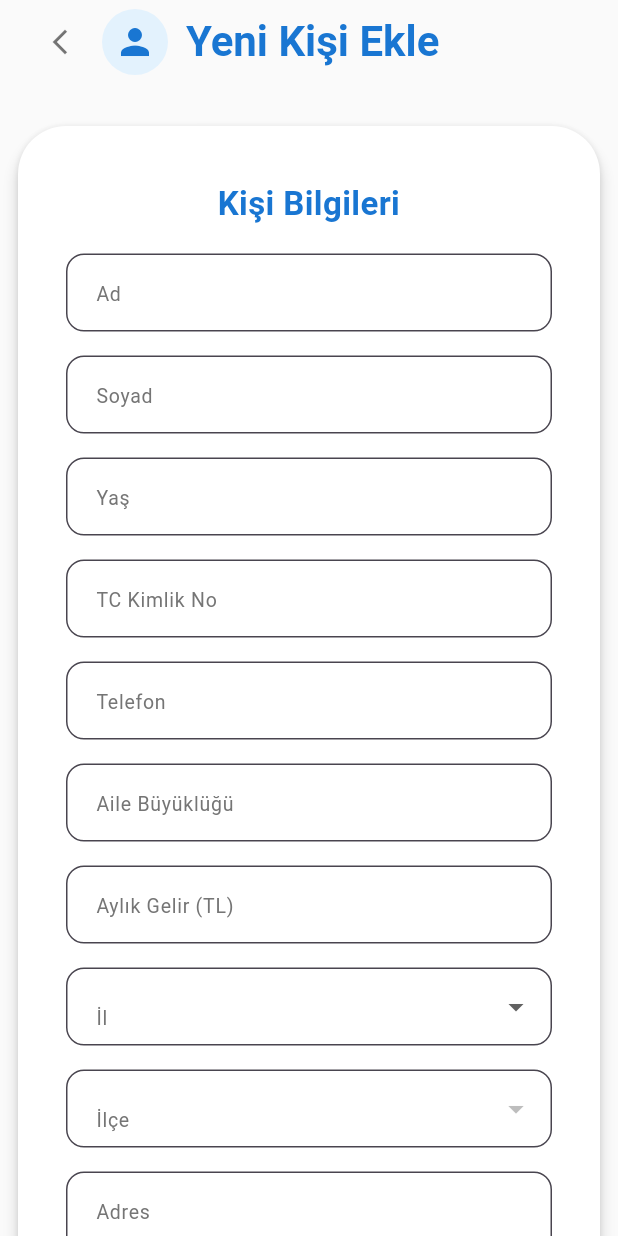
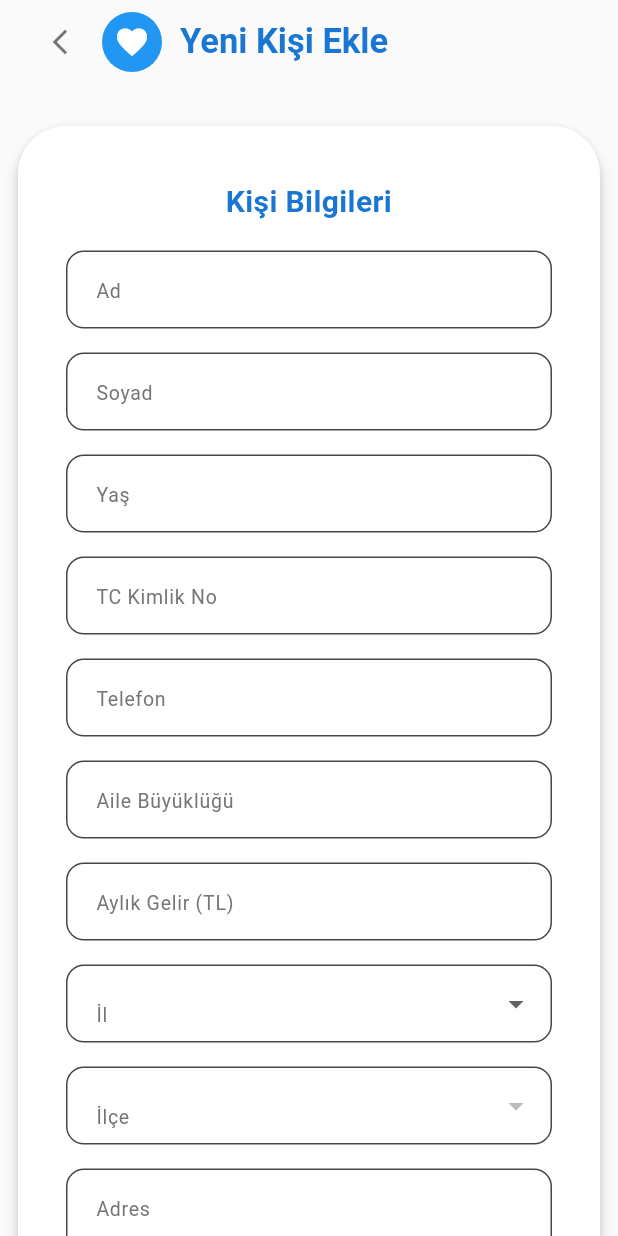
Before and after one commit to AtalhaG/YardimPusulasi, a Flutter app: the YeniKisiEklePage screen opened directly, on a phone screen of 412 x 824 dp. Run offline on Flutter 3.47's test engine with Material 3 defaults, Android fonts, the phone set to English and light mode, and no system bars; our stand-ins replace cloud_firestore, firebase_auth, firebase_core; accounts and stored records are empty.

Commit message:
mobil genel tasarim

```diff
--- a/Mobil/yardimpusulasi/lib/views/login_page.dart
+++ b/Mobil/yardimpusulasi/lib/views/login_page.dart
@@ -80,6 +80,22 @@ class _LoginPageState extends State<LoginPage> {
                 mainAxisSize: MainAxisSize.min,
                 crossAxisAlignment: CrossAxisAlignment.stretch,
                 children: [
+                  Row(
+                    mainAxisAlignment: MainAxisAlignment.center,
+                    crossAxisAlignment: CrossAxisAlignment.center,
+                    children: [
+                      Container(
+                        width: 40,
+                        height: 40,
+                        decoration: const BoxDecoration(
+                          color: Colors.blue,
+                          shape: BoxShape.circle,
+                        ),
+                        child: const Center(
+                          child: Icon(Icons.favorite, color: Colors.white, size: 24),
+                        ),
+                      ),
+                      const SizedBox(width: 8),
                       const Text(
                         'Yardım Pusulası',
                         style: TextStyle(
@@ -88,6 +104,8 @@ class _LoginPageState extends State<LoginPage> {
                           fontWeight: FontWeight.bold,
                         ),
                         textAlign: TextAlign.center,
+                      ),
+                    ],
                   ),
                   const SizedBox(height: 12),
                   const Text(
--- a/Mobil/yardimpusulasi/lib/views/siralama.dart
+++ b/Mobil/yardimpusulasi/lib/views/siralama.dart
@@ -186,7 +186,7 @@ class _SiralamaPageState extends State<SiralamaPage> {
                             style: TextStyle(
                               fontWeight: FontWeight.bold,
                               fontSize: 18,
-                              color: Colors.blue[900],
+                              color: Color(0xFF1976D2), // Mavi başlık
                             ),
                           ),
                         ],
--- a/Mobil/yardimpusulasi/lib/views/yenikisieklepage.dart
+++ b/Mobil/yardimpusulasi/lib/views/yenikisieklepage.dart
@@ -81,10 +81,16 @@ class _YeniKisiEklePageState extends State<YeniKisiEklePage> {
               tooltip: 'Geri Dön',
             ),
             const SizedBox(width: 4),
-            CircleAvatar(
-              radius: 22,
-              backgroundColor: Colors.blue[50],
-              child: Icon(Icons.person, size: 28, color: Colors.blue[700]),
+            Container(
+              width: 40,
+              height: 40,
+              decoration: const BoxDecoration(
+                color: Colors.blue,
+                shape: BoxShape.circle,
+              ),
+              child: const Center(
+                child: Icon(Icons.favorite, color: Colors.white, size: 24),
+              ),
             ),
             const SizedBox(width: 12),
             const Text(
@@ -92,7 +98,7 @@ class _YeniKisiEklePageState extends State<YeniKisiEklePage> {
               style: TextStyle(
                 color: Color(0xFF1976D2),
                 fontWeight: FontWeight.bold,
-                fontSize: 28,
+                fontSize: 23,
               ),
             ),
           ],
@@ -125,7 +131,7 @@ class _YeniKisiEklePageState extends State<YeniKisiEklePage> {
                         style: TextStyle(
                           color: Color(0xFF1976D2),
                           fontWeight: FontWeight.bold,
-                          fontSize: 22,
+                          fontSize: 20,
                         ),
                         textAlign: TextAlign.center,
                       ),
@@ -279,20 +285,25 @@ class _YeniKisiEklePageState extends State<YeniKisiEklePage> {
                             },
                             style: OutlinedButton.styleFrom(
                               foregroundColor: Colors.grey[700],
-                              side: BorderSide(color: Colors.grey[400]!),
+                              side: BorderSide(color: Colors.grey[400]!, width: 1.2),
                               padding: const EdgeInsets.symmetric(
-                                vertical: 16,
-                                horizontal: 28,
+                                vertical: 10,
+                                horizontal: 18,
                               ),
                               shape: RoundedRectangleBorder(
-                                borderRadius: BorderRadius.circular(12),
+                                borderRadius: BorderRadius.circular(10),
                               ),
+                              textStyle: const TextStyle(
+                                fontSize: 15,
+                                fontWeight: FontWeight.w500,
+                              ),
+                              elevation: 0,
                             ),
                             child: const Text("İptal"),
                           ),
-                          const SizedBox(width: 16),
+                          const SizedBox(width: 12),
                           SizedBox(
-                            height: 48,
+                            height: 38,
                             child: ElevatedButton(
                               onPressed: () async {
                                 if (_formKey.currentState!.validate()) {
@@ -359,47 +370,34 @@ class _YeniKisiEklePageState extends State<YeniKisiEklePage> {
                               },
                               style: ElevatedButton.styleFrom(
                                 shape: RoundedRectangleBorder(
-                                  borderRadius: BorderRadius.circular(12),
+                                  borderRadius: BorderRadius.circular(10),
                                 ),
-                                padding: EdgeInsets.zero,
+                                padding: const EdgeInsets.symmetric(
+                                  vertical: 10,
+                                  horizontal: 22,
+                                ),
                                 elevation: 0,
-                                backgroundColor: Colors.transparent,
+                                backgroundColor: const Color(0xFF1976D2),
                                 foregroundColor: Colors.white,
-                                shadowColor: Colors.transparent,
                               ),
-                              child: Ink(
-                                decoration: BoxDecoration(
-                                  gradient: const LinearGradient(
-                                    colors: [
-                                      Color(0xFF1976D2),
-                                      Color(0xFF64B5F6),
-                                    ],
-                                  ),
-                                  borderRadius: BorderRadius.circular(12),
-                                ),
-                                child: Container(
-                                  alignment: Alignment.center,
-                                  height: 48,
                               child: Row(
                                 mainAxisSize: MainAxisSize.min,
                                 children: const [
                                   Icon(
                                     Icons.save,
-                                        size: 20,
+                                    size: 18,
                                     color: Colors.white,
                                   ),
-                                      SizedBox(width: 8),
+                                  SizedBox(width: 6),
                                   Text(
                                     "Kaydet",
                                     style: TextStyle(
                                       fontWeight: FontWeight.bold,
-                                          fontSize: 18,
+                                      fontSize: 15,
                                       color: Colors.white,
                                     ),
                                   ),
                                 ],
-                                  ),
-                                ),
                               ),
                             ),
                           ),
```
Lines whose indentation alone changed are shown as unchanged.
